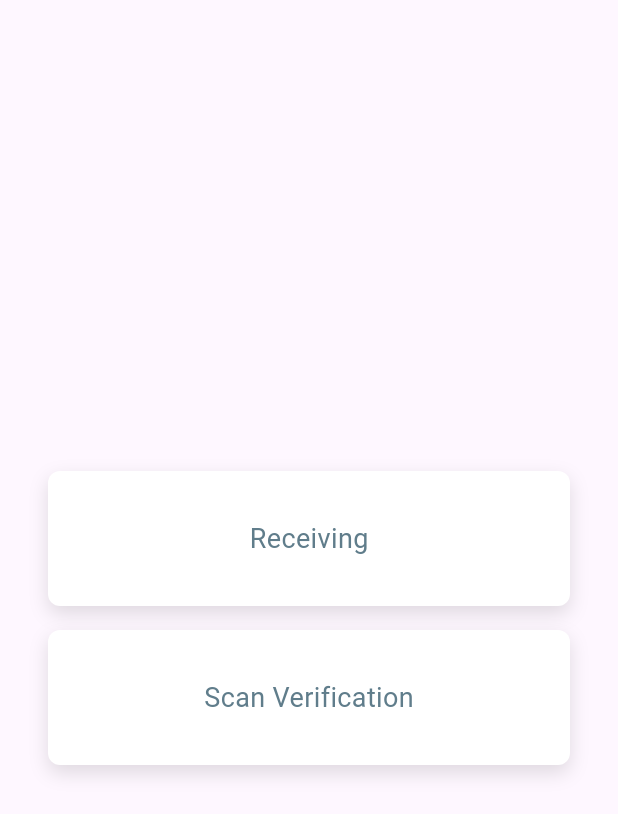
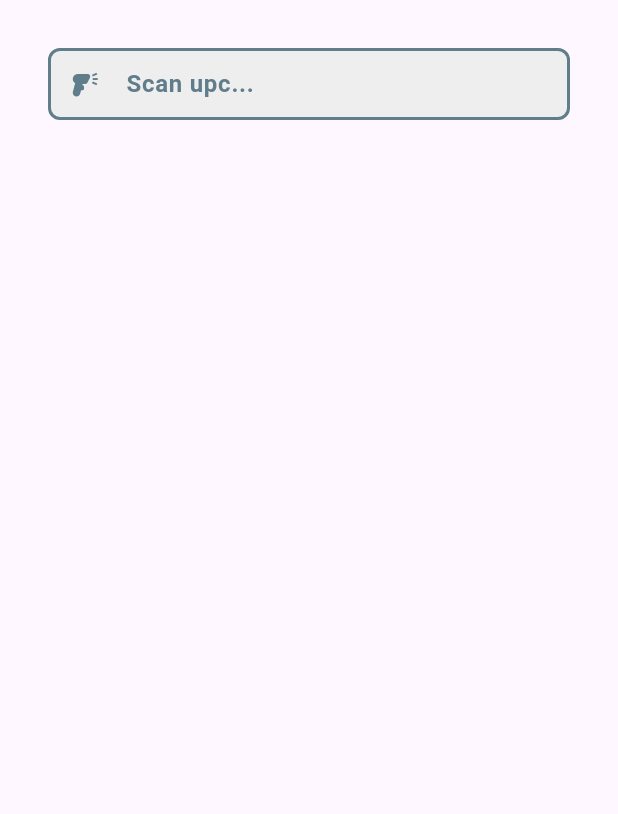
Before and after one commit to jmonraz/mobile_app_3plwinner, a Flutter app: the DashboardScreen screen opened by its route, after a tap on "Scan Verification", on a phone screen of 412 x 824 dp. Shown: the top 814 px of the screen. Run offline on Flutter 3.47's test engine with Material 3 defaults, Android fonts, the phone set to English and light mode, and no system bars.

Commit message:
added scan verification widget for rendering the scan verification screen, added input to scan the upc of a product.

```diff
--- a/lib/main.dart
+++ b/lib/main.dart
@@ -2,6 +2,7 @@ import 'package:flutter/material.dart';
 import 'package:mobile_3plwinner/screens/dashboard.dart';
 import 'package:mobile_3plwinner/screens/login_screen.dart';
 import 'package:mobile_3plwinner/screens/receiving_screen.dart';
+import 'package:mobile_3plwinner/screens/scan_verification.dart';
 import 'providers/api_key_provider.dart';
 import 'providers/api_upcreport_taskid_provider.dart';
 import 'providers/api_locationreport_taskid_provider.dart';
@@ -43,6 +44,7 @@ class MyApp extends StatelessWidget {
         routes: {
           '/dashboard': (context) => const DashboardScreen(),
           '/receiving': (context) => const ReceivingScreen(),
+          '/scan_verification': (context) => const ScanVerification(),
         },
         debugShowCheckedModeBanner: false,
       ),
--- /dev/null
+++ b/lib/screens/scan_verification.dart
@@ -0,0 +1,35 @@
+import 'package:flutter/material.dart';
+import 'package:mobile_3plwinner/widgets/input.dart';
+
+class ScanVerification extends StatefulWidget {
+  const ScanVerification({super.key});
+
+  @override
+  State<ScanVerification> createState() => _ScanVerificationState();
+}
+
+class _ScanVerificationState extends State<ScanVerification> {
+  final TextEditingController _upcController = TextEditingController();
+  @override
+  Widget build(BuildContext context) {
+    return Scaffold(
+        body: SingleChildScrollView(
+            child: Padding(
+      padding: const EdgeInsets.all(32.0),
+      child: Column(
+        children: [
+          Input(
+            hintText: 'Scan upc...',
+            controller: _upcController,
+            keyboardType: TextInputType.text,
+            prefixIcon: const Icon(
+              Icons.barcode_reader,
+              color: Colors.blueGrey,
+              size: 20.0,
+            ),
+          )
+        ],
+      ),
+    )));
+  }
+}
```
